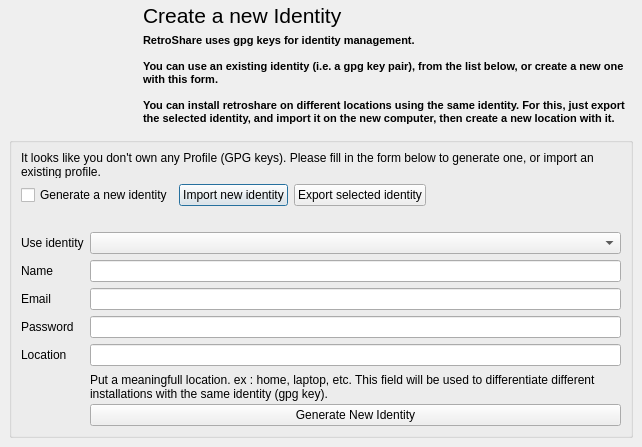
First picture: the form in retroshare-gui/src/gui/GenCertDialog.ui, repository RetroShare/RetroShare, before the edit.
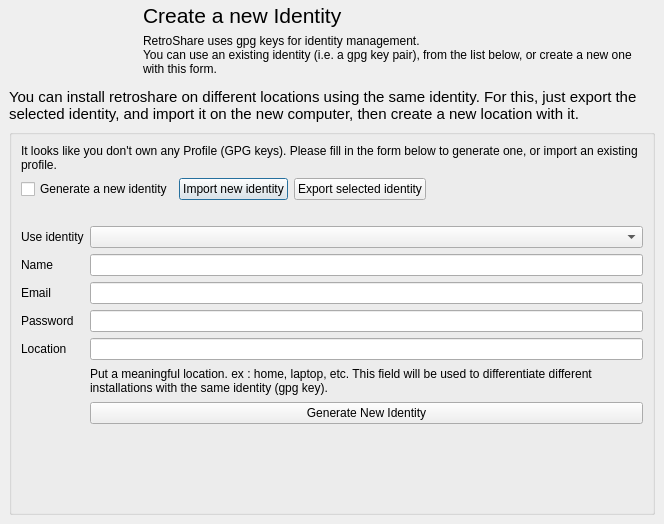
Second picture: the form after the edit. Icons and pictures are not drawn.

Commit message: * removed html strings from GenCertDialog * moved some description text from the header, to look better * update translation strings

```diff
--- a/retroshare-gui/src/gui/GenCertDialog.ui
+++ b/retroshare-gui/src/gui/GenCertDialog.ui
@@ -6,8 +6,8 @@
    <rect>
     <x>0</x>
     <y>0</y>
-    <width>642</width>
-    <height>447</height>
+    <width>664</width>
+    <height>524</height>
    </rect>
   </property>
   <property name="windowTitle">
@@ -34,6 +34,21 @@
      </property>
      <layout class="QGridLayout" name="gridLayout">
       <item row="0" column="0">
+       <widget class="QLabel" name="label">
+        <property name="font">
+         <font>
+          <pointsize>11</pointsize>
+         </font>
+        </property>
+        <property name="text">
+         <string>You can install retroshare on different locations using the same identity. For this, just export the selected identity, and import it on the new computer, then create a new location with it.</string>
+        </property>
+        <property name="wordWrap">
+         <bool>true</bool>
+        </property>
+       </widget>
+      </item>
+      <item row="1" column="0">
        <widget class="QGroupBox" name="groupBox">
         <property name="sizePolicy">
          <sizepolicy hsizetype="Expanding" vsizetype="Expanding">
@@ -232,7 +247,7 @@
             <number>1</number>
            </property>
            <property name="text">
-            <string>Put a meaningfull location. ex : home, laptop, etc. This field will be used to differentiate different installations with the same identity (gpg key).</string>
+            <string>Put a meaningful location. ex : home, laptop, etc. This field will be used to differentiate different installations with the same identity (gpg key).</string>
            </property>
            <property name="scaledContents">
             <bool>false</bool>
@@ -335,15 +350,8 @@
         <item>
          <widget class="QLabel" name="headerLabel2">
           <property name="text">
-           <string>&lt;!DOCTYPE HTML PUBLIC &quot;-//W3C//DTD HTML 4.0//EN&quot; &quot;http://www.w3.org/TR/REC-html40/strict.dtd&quot;&gt;
-&lt;html&gt;&lt;head&gt;&lt;meta name=&quot;qrichtext&quot; content=&quot;1&quot; /&gt;&lt;style type=&quot;text/css&quot;&gt;
-p, li { white-space: pre-wrap; }
-&lt;/style&gt;&lt;/head&gt;&lt;body style=&quot; font-family:'MS Shell Dlg 2'; font-size:8.25pt; font-weight:400; font-style:normal;&quot;&gt;
-&lt;p style=&quot; margin-top:0px; margin-bottom:0px; margin-left:0px; margin-right:0px; -qt-block-indent:0; text-indent:0px;&quot;&gt;&lt;span style=&quot; font-family:'Arial'; font-size:8pt; font-weight:600;&quot;&gt;RetroShare uses gpg keys for identity management. &lt;/span&gt;&lt;/p&gt;
-&lt;p style=&quot;-qt-paragraph-type:empty; margin-top:0px; margin-bottom:0px; margin-left:0px; margin-right:0px; -qt-block-indent:0; text-indent:0px; font-family:'Arial'; font-size:8pt; font-weight:600;&quot;&gt;&lt;/p&gt;
-&lt;p style=&quot; margin-top:0px; margin-bottom:0px; margin-left:0px; margin-right:0px; -qt-block-indent:0; text-indent:0px;&quot;&gt;&lt;span style=&quot; font-family:'Arial'; font-size:8pt; font-weight:600;&quot;&gt;You can use an existing identity (i.e. a gpg key pair), from the list below, or create a new one with this form.&lt;/span&gt;&lt;/p&gt;
-&lt;p style=&quot;-qt-paragraph-type:empty; margin-top:0px; margin-bottom:0px; margin-left:0px; margin-right:0px; -qt-block-indent:0; text-indent:0px; font-size:8pt;&quot;&gt;&lt;/p&gt;
-&lt;p style=&quot; margin-top:0px; margin-bottom:0px; margin-left:0px; margin-right:0px; -qt-block-indent:0; text-indent:0px;&quot;&gt;&lt;span style=&quot; font-family:'Arial'; font-size:8pt; font-weight:600;&quot;&gt;You can install retroshare on different locations using the same identity. For this, just export the selected identity, and import it on the new computer, then create a new location with it.&lt;/span&gt;&lt;/p&gt;&lt;/body&gt;&lt;/html&gt;</string>
+           <string>RetroShare uses gpg keys for identity management.
+You can use an existing identity (i.e. a gpg key pair), from the list below, or create a new one with this form.</string>
           </property>
           <property name="wordWrap">
            <bool>true</bool>
```
The commit also changes 25 other files.
